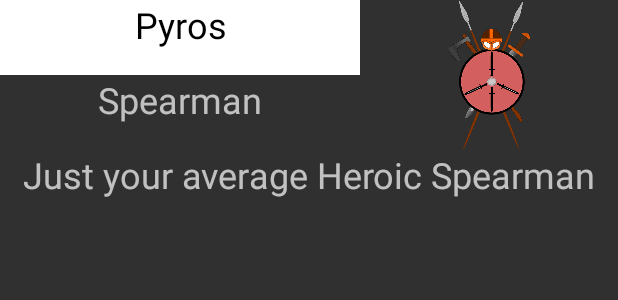
After one commit to CIS-Stars/mazes_and_minotaurs, an Android app: the layout activity_character_sheet.xml on its own in the app's theme, with its tools: preview values and no code run, on a phone screen of 412 x 824 dp. The commit adds this screen. Shown: the top 300 px of the screen. Run offline under Robolectric (Android 15) with nearby library versions, the phone set to English and light mode, and no system bars.

Commit message:
preliminary work on character sheet screen

```diff
--- a/MazesAndMinotaurs/app/src/main/java/com/example/cis/mazeminotaurs/MainMazes.java
+++ b/MazesAndMinotaurs/app/src/main/java/com/example/cis/mazeminotaurs/MainMazes.java
@@ -14,6 +14,10 @@ public class MainMazes extends AppCompatActivity {
     AttributeScoreGenerator scoreGen = new AttributeScoreGenerator();
     AttributeScore[] testAttributes = scoreGen.nextValidSet();
 
+    Button mNewChara;
+    Button mCharaCont;
+    Button mPlayerManual;
+
     @Override
     protected void onCreate(Bundle savedInstanceState) {
         super.onCreate(savedInstanceState);
@@ -25,14 +29,21 @@ public class MainMazes extends AppCompatActivity {
             System.out.println(testAttributes[i].getScore());
         }
 
-        Button newChara = (Button) findViewById(R.id.new_character_bttn);
-        Button charaCont = (Button) findViewById(R.id.character_continue_bttn);
-        Button playerManual = (Button) findViewById(R.id.player_manual_bttn);
-        newChara.setOnClickListener(new View.OnClickListener(){
+        mNewChara = (Button) findViewById(R.id.new_character_bttn);
+        mNewChara.setOnClickListener(new View.OnClickListener(){
             public void onClick(View v){
                 setContentView(R.layout.fragment_character_creator);
             }
         });
+
+        mCharaCont = (Button) findViewById(R.id.character_continue_bttn);
+        mCharaCont.setOnClickListener(new View.OnClickListener() {
+            @Override
+            public void onClick(View v) {
+                setContentView(R.layout.activity_character_sheet);
+            }
+        });
+        mPlayerManual = (Button) findViewById(R.id.player_manual_bttn);
 
     }
 
--- /dev/null
+++ b/MazesAndMinotaurs/app/src/main/res/layout/activity_character_sheet.xml
@@ -0,0 +1,61 @@
+<?xml version="1.0" encoding="utf-8"?>
+<GridLayout xmlns:android="http://schemas.android.com/apk/res/android"
+            xmlns:app="http://schemas.android.com/apk/res-auto"
+            android:orientation="horizontal"
+            android:layout_width="match_parent"
+            android:layout_height="match_parent"
+            android:rowCount="6"
+            android:columnCount="6">
+
+    <TextView
+        android:id="@+id/character_name_textview"
+        android:layout_width="240dp"
+        android:layout_height="50dp"
+        android:layout_column="0"
+        android:layout_columnSpan="4"
+        android:layout_gravity="fill"
+        android:layout_row="0"
+        android:background="@color/white"
+        android:text="Pyros"
+        android:textAlignment="center"
+        android:textColor="@android:color/black"
+        android:textSize="24sp"/>
+
+    <TextView
+        android:id="@+id/character_class_textview"
+        android:layout_width="240dp"
+        android:layout_height="50dp"
+        android:layout_column="0"
+        android:layout_columnSpan="4"
+        android:layout_gravity="fill"
+        android:layout_row="1"
+        android:text="Spearman"
+        android:textAlignment="center"
+        android:textSize="24sp"/>
+
+    <ImageView
+        android:layout_width="120dp"
+        android:layout_height="100dp"
+        android:layout_column="4"
+        android:layout_columnSpan="2"
+        android:layout_gravity="fill"
+        android:layout_row="0"
+        android:layout_rowSpan="2"
+        android:scaleType="fitCenter"
+        android:src="@drawable/spearman"
+        />
+
+    <TextView
+        android:id="@+id/character_description_textview"
+        android:layout_width="360dp"
+        android:layout_height="50dp"
+        android:layout_column="0"
+        android:layout_columnSpan="6"
+        android:layout_gravity="fill"
+        android:layout_row="2"
+        android:text="Just your average Heroic Spearman"
+        android:textAlignment="center"
+        android:textSize="24sp"/>
+
+
+</GridLayout>
--- a/MazesAndMinotaurs/app/src/main/res/values/colors.xml
+++ b/MazesAndMinotaurs/app/src/main/res/values/colors.xml
@@ -1,5 +1,7 @@
 <?xml version="1.0" encoding="utf-8"?>
 <resources>
+    <color name="black">#000000</color>
+    <color name="white">#FFFFFF</color>
     <color name="colorPrimary">#3F51B5</color>
     <color name="colorPrimaryDark">#303F9F</color>
     <color name="colorAccent">#FF4081</color>
```
Also changed, not shown: MazesAndMinotaurs/app/src/main/res/drawable/spearman.png (added).
